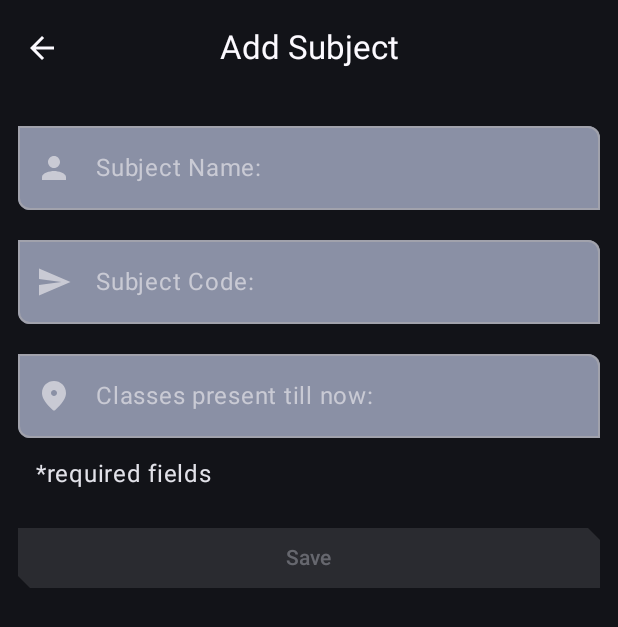
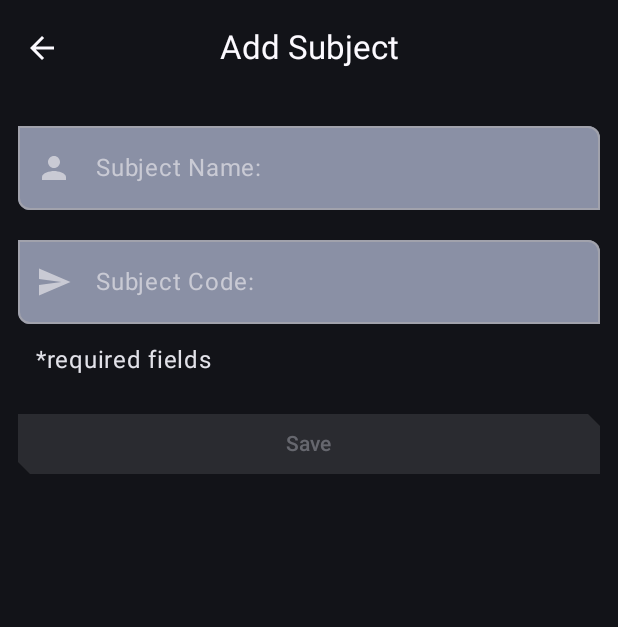
Before and after one commit to Walker31/ATrack, an Android app built with Jetpack Compose: the ItemEntryScreen screen opened through its navigation route, on a phone screen of 412 x 824 dp. Shown: the top 627 px of the screen. Run offline under Robolectric (Android 15) with nearby library versions, the phone set to English and light mode, and no system bars.

Commit message:
Update 9
Completed Phase 1

```diff
--- a/app/src/main/java/com/example/atrack/data/AttendanceTrack.kt
+++ b/app/src/main/java/com/example/atrack/data/AttendanceTrack.kt
@@ -10,4 +10,5 @@ data class AttendanceTrack (
     var subCode: String,
     var subName: String,
     var date: String,
-    var attendance: Boolean)
+    var attendance: Boolean
+)
--- a/app/src/main/java/com/example/atrack/data/SubjectDao.kt
+++ b/app/src/main/java/com/example/atrack/data/SubjectDao.kt
@@ -53,4 +53,10 @@ interface SubjectDao{
 
     @Query("Update ITEMS set nTotal=:nTotal,nPresent=:nPresent,percent=:percent where subName=:subName")
     suspend fun updateSubject(nTotal: Int,nPresent:Int, percent: Float,subName: String)
+
+    @Query("Update AttendanceTrack set subCode=:newSubCode where subCode=:oldSubCode")
+    suspend fun updateSubCode(newSubCode: String,oldSubCode: String)
+
+    @Query("Update AttendanceTrack set subName=:newSubName where subName=:oldSubName")
+    suspend fun updateSubName(newSubName: String,oldSubName: String)
 }
--- a/app/src/main/java/com/example/atrack/data/SubjectsRepository.kt
+++ b/app/src/main/java/com/example/atrack/data/SubjectsRepository.kt
@@ -21,11 +21,17 @@ interface SubjectsRepository{
     suspend fun insertItem(item: Subject)
 
     suspend fun delete(subName: String)
+
     suspend fun deleteHistory(subName: String,date: String)
 
     suspend fun update(item:AttendanceTrack)
 
     suspend fun updateSubject(nPresent: Int,nTotal : Int,percent: Float,subName: String)
+
+    suspend fun updateSubCode(newSubCode: String,oldSubCode: String)
+
+    suspend fun updateSubName(newSubName: String,oldSubName: String)
+
     suspend fun insertDate(item: AttendanceTrack)
 
     suspend fun deleteItem(item: Subject)
--- a/app/src/main/java/com/example/atrack/ui/item/ItemEditViewModel.kt
+++ b/app/src/main/java/com/example/atrack/ui/item/ItemEditViewModel.kt
@@ -42,7 +42,7 @@ class ItemEditViewModel(
             ItemUiState(itemDetails = itemDetails, isEntryValid = validateInput(itemDetails))
     }
 
-    private fun validateInput(uiState: ItemDetails = itemUiState.itemDetails): Boolean {
+    private fun validateInput(uiState: ItemDetails = itemUiState.itemDetails,uiState1: ItemDetails1=itemUiState.itemDetails1): Boolean {
         return with(uiState) {
             subName.isNotBlank() && nPresent.isNotBlank() && nTotal.isNotBlank()
         }
--- a/app/src/main/java/com/example/atrack/ui/item/ItemEntryScreen.kt
+++ b/app/src/main/java/com/example/atrack/ui/item/ItemEntryScreen.kt
@@ -5,12 +5,10 @@ import androidx.compose.foundation.layout.Column
 import androidx.compose.foundation.layout.fillMaxWidth
 import androidx.compose.foundation.layout.padding
 import androidx.compose.foundation.rememberScrollState
-import androidx.compose.foundation.text.KeyboardOptions
 import androidx.compose.foundation.verticalScroll
 import androidx.compose.material.icons.Icons
 import androidx.compose.material.icons.filled.Person
 import androidx.compose.material.icons.filled.Send
-import androidx.compose.material.icons.rounded.Place
 import androidx.compose.material3.Button
 import androidx.compose.material3.ExperimentalMaterial3Api
 import androidx.compose.material3.Icon
@@ -24,8 +22,8 @@ import androidx.compose.runtime.rememberCoroutineScope
 import androidx.compose.ui.Modifier
 import androidx.compose.ui.res.dimensionResource
 import androidx.compose.ui.res.stringResource
-import androidx.compose.ui.text.input.KeyboardType
 import androidx.compose.ui.tooling.preview.Preview
+import androidx.lifecycle.viewModelScope
 import androidx.lifecycle.viewmodel.compose.viewModel
 import com.example.atrack.R
 import com.example.atrack.TrackTopAppBar
@@ -80,7 +78,8 @@ fun ItemEntryBody(
     itemUiState: ItemUiState,
     onItemValueChange: (ItemDetails) -> Unit,
     onSaveClick: () -> Unit,
-    modifier: Modifier = Modifier
+    modifier: Modifier = Modifier,
+    viewModel: ItemEntryViewModel = viewModel(factory = AppViewModelProvider.Factory)
 ) {
     Column(
         modifier = modifier.padding(dimensionResource(id = R.dimen.padding_medium)),
@@ -89,7 +88,9 @@ fun ItemEntryBody(
         ItemInputForm(
             itemDetails = itemUiState.itemDetails,
             onValueChange = onItemValueChange,
-            modifier = Modifier.fillMaxWidth()
+            modifier = Modifier.fillMaxWidth(),
+            viewModel = viewModel,
+            item=itemUiState.itemDetails
         )
         Button(
             onClick = onSaveClick,
@@ -107,16 +108,22 @@ fun ItemEntryBody(
 fun ItemInputForm(
     itemDetails: ItemDetails,
     modifier: Modifier = Modifier,
-    onValueChange: (ItemDetails) -> Unit = {},
-    enabled: Boolean = true
+    onValueChange: (ItemDetails) -> Unit,
+    enabled: Boolean = true,
+    viewModel: ItemEntryViewModel,
+    item: ItemDetails
 ) {
+
     Column(
         modifier = modifier,
         verticalArrangement = Arrangement.spacedBy(dimensionResource(id = R.dimen.padding_medium))
     ) {
         OutlinedTextField(
             value = itemDetails.subName,
-            onValueChange = { onValueChange(itemDetails.copy(subName = it)) },
+            onValueChange = {
+                val limitedText = it.take(30)
+                onValueChange(itemDetails.copy(subName = limitedText))
+                viewModel.viewModelScope.launch {viewModel.updateSubName(newSubName = limitedText, oldSubName = item.subName)} },
             label = { Text(stringResource(R.string.SubName)) },
             colors = OutlinedTextFieldDefaults.colors(
                 focusedContainerColor = MaterialTheme.colorScheme.secondaryContainer,
@@ -128,11 +135,15 @@ fun ItemInputForm(
                     contentDescription="")} ,
             modifier = Modifier.fillMaxWidth(),
             enabled = enabled,
-            singleLine = true
+            singleLine = true,
+            maxLines = 2
         )
         OutlinedTextField(
             value = itemDetails.subCode,
-            onValueChange = { onValueChange(itemDetails.copy(subCode = it)) },
+            onValueChange = { onValueChange(itemDetails.copy(subCode = it))
+                viewModel.viewModelScope.launch {viewModel.updateSubCode(newSubCode=it, oldSubCode = item.subCode)
+                }
+                            },
             label = { Text(stringResource(R.string.SubCode)) },
             colors = OutlinedTextFieldDefaults.colors(
                 focusedContainerColor = MaterialTheme.colorScheme.secondaryContainer,
@@ -142,23 +153,6 @@ fun ItemInputForm(
             leadingIcon = {
                 Icon( imageVector=Icons.Filled.Send,
                           contentDescription="")} ,
-            modifier = Modifier.fillMaxWidth(),
-            enabled = enabled,
-            singleLine = true
-        )
-        OutlinedTextField(
-            value = itemDetails.nPresent,
-            onValueChange = { onValueChange(itemDetails.copy(nPresent = it)) },
-            keyboardOptions = KeyboardOptions(keyboardType = KeyboardType.Number),
-            label = { Text(stringResource(R.string.nPresent)) },
-            colors = OutlinedTextFieldDefaults.colors(
-                focusedContainerColor = MaterialTheme.colorScheme.secondaryContainer,
-                unfocusedContainerColor = MaterialTheme.colorScheme.secondaryContainer,
-                disabledContainerColor = MaterialTheme.colorScheme.secondaryContainer,
-            ),
-            leadingIcon = {
-                Icon( imageVector=Icons.Rounded.Place,
-                    contentDescription="")} ,
             modifier = Modifier.fillMaxWidth(),
             enabled = enabled,
             singleLine = true
@@ -177,7 +171,8 @@ fun ItemInputForm(
 private fun ItemEntryScreenPreview() {
     ATrackTheme {
         ItemEntryBody(itemUiState = ItemUiState(
-            ItemDetails(0,"Phy","PHIR12","5","40")
-        ), onItemValueChange = {}, onSaveClick = {})
+            ItemDetails(0,"Phy","PHIR12","5","40"),true,
+            ItemDetails1(0,"Phy","PHIR12","12/1/24",false)
+        ), onSaveClick = {},onItemValueChange = {},)
     }
 }
```
Also changed, not shown: app/src/main/java/com/example/atrack/data/OfflineSubjectsRepository.kt (+7 -1 lines), app/src/main/java/com/example/atrack/ui/home/HomeScreen.kt (+7 -4 lines), app/src/main/java/com/example/atrack/ui/item/ItemEntryViewModel.kt (+11 -0 lines).
